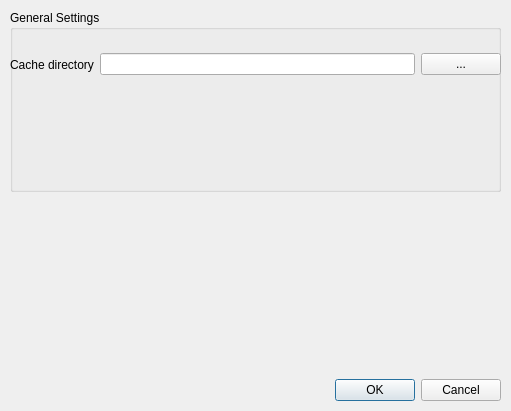
Above: Code/Common/mvdPreferencesDialog.ui from orfeotoolbox/OTB before the change. Below: the same form after it.
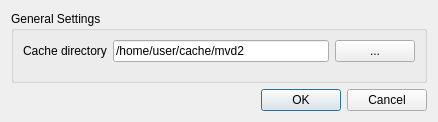
That is the form after the change.

Commit message: ENH: Fixed PreferencesDialog layout. COMP: Fixed initialization warnings.

What changed in the file:
```diff
--- a/Code/Common/mvdPreferencesDialog.ui
+++ b/Code/Common/mvdPreferencesDialog.ui
@@ -9,8 +9,8 @@
    <rect>
     <x>0</x>
     <y>0</y>
-    <width>511</width>
-    <height>411</height>
+    <width>438</width>
+    <height>122</height>
    </rect>
   </property>
   <property name="sizePolicy">
@@ -25,17 +25,8 @@
   <property name="locale">
    <locale language="C" country="AnyCountry"/>
   </property>
-  <widget class="QWidget" name="layoutWidget">
-   <property name="geometry">
-    <rect>
-     <x>10</x>
-     <y>10</y>
-     <width>491</width>
-     <height>391</height>
-    </rect>
-   </property>
-   <layout class="QVBoxLayout" name="verticalLayout_2">
-    <item>
+  <layout class="QGridLayout" name="gridLayout">
+   <item row="0" column="0">
      <widget class="QGroupBox" name="groupBox">
       <property name="sizePolicy">
        <sizepolicy hsizetype="Expanding" vsizetype="Expanding">
@@ -46,18 +37,17 @@
       <property name="title">
        <string>General Settings</string>
       </property>
-      <widget class="QWidget" name="layoutWidget">
-       <property name="geometry">
-        <rect>
-         <x>0</x>
-         <y>40</y>
-         <width>491</width>
-         <height>29</height>
-        </rect>
-       </property>
+     <layout class="QVBoxLayout" name="verticalLayout">
+      <item>
        <layout class="QHBoxLayout" name="horizontalLayout">
         <item>
          <widget class="QLabel" name="cacheDirLabel">
+          <property name="sizePolicy">
+           <sizepolicy hsizetype="Minimum" vsizetype="Preferred">
+            <horstretch>0</horstretch>
+            <verstretch>0</verstretch>
+           </sizepolicy>
+          </property>
           <property name="text">
            <string>Cache directory</string>
           </property>
@@ -65,6 +55,21 @@
         </item>
         <item>
          <widget class="QLineEdit" name="cacheDirPathLineEdit">
+          <property name="sizePolicy">
+           <sizepolicy hsizetype="Expanding" vsizetype="Preferred">
+            <horstretch>0</horstretch>
+            <verstretch>0</verstretch>
+           </sizepolicy>
+          </property>
+          <property name="minimumSize">
+           <size>
+            <width>200</width>
+            <height>0</height>
+           </size>
+          </property>
+          <property name="text">
+           <string>/home/user/cache/mvd2</string>
+          </property>
           <property name="readOnly">
            <bool>true</bool>
           </property>
@@ -72,14 +77,18 @@
         </item>
         <item>
          <widget class="QPushButton" name="cacheDirButton">
+          <property name="sizePolicy">
+           <sizepolicy hsizetype="Minimum" vsizetype="Preferred">
+            <horstretch>0</horstretch>
+            <verstretch>0</verstretch>
+           </sizepolicy>
+          </property>
           <property name="text">
            <string>...</string>
           </property>
          </widget>
         </item>
        </layout>
-      </widget>
-     </widget>
     </item>
     <item>
      <spacer name="verticalSpacer">
@@ -89,12 +98,15 @@
       <property name="sizeHint" stdset="0">
        <size>
         <width>20</width>
-        <height>40</height>
+          <height>0</height>
        </size>
       </property>
      </spacer>
     </item>
-    <item>
+     </layout>
+    </widget>
+   </item>
+   <item row="1" column="0">
      <widget class="QDialogButtonBox" name="buttonBox">
       <property name="standardButtons">
        <set>QDialogButtonBox::Cancel|QDialogButtonBox::Ok</set>
@@ -102,7 +114,6 @@
      </widget>
     </item>
    </layout>
-  </widget>
  </widget>
  <resources/>
  <connections/>
```
Lines whose indentation alone changed are shown as unchanged. The commit also changes 1 other file.
